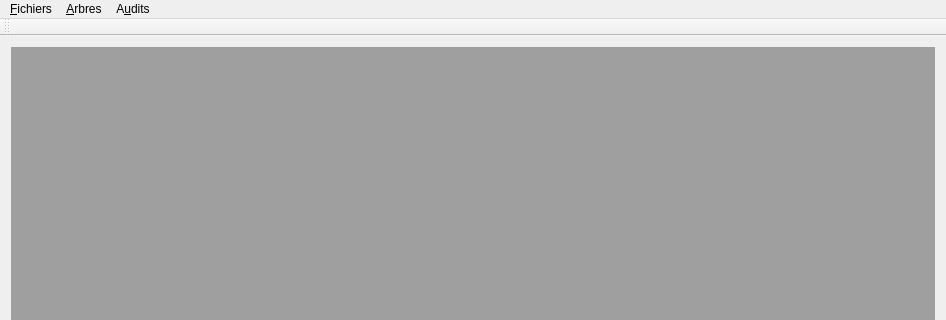
The window that mainwindow.ui (GiPiLab/ProtonClassicSuite) describes before a commit, drawn with Qt 5; both pictures show x 0 to 946 and y 0 to 320 of the 946 by 612 pixel window.
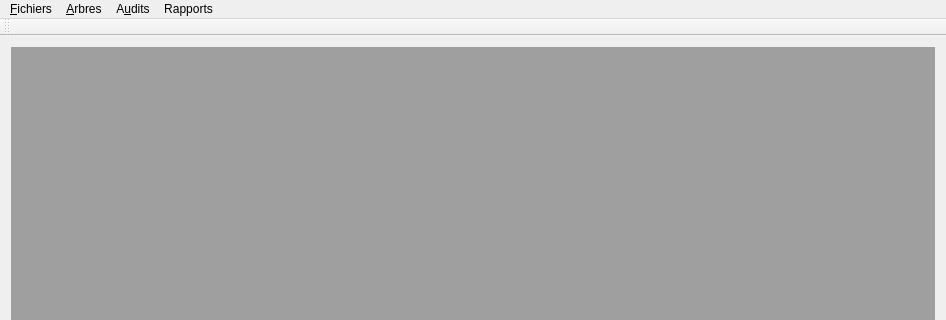
The same window after the commit.

```diff
--- a/mainwindow.ui
+++ b/mainwindow.ui
@@ -48,10 +48,18 @@
     </property>
     <addaction name="actionGerer_les_audits"/>
     <addaction name="actionSaisie_des_donnees"/>
+    <addaction name="actionTableaux"/>
+    <addaction name="actionGraphiques"/>
+   </widget>
+   <widget class="QMenu" name="menuRapports">
+    <property name="title">
+     <string>Rapports</string>
+    </property>
    </widget>
    <addaction name="menuBases"/>
    <addaction name="menuArbres"/>
    <addaction name="menuAudits"/>
+   <addaction name="menuRapports"/>
   </widget>
   <widget class="QToolBar" name="mainToolBar">
    <attribute name="toolBarArea">
```
Left out of the diff: 16 changed lines with no effect on the pictures.
